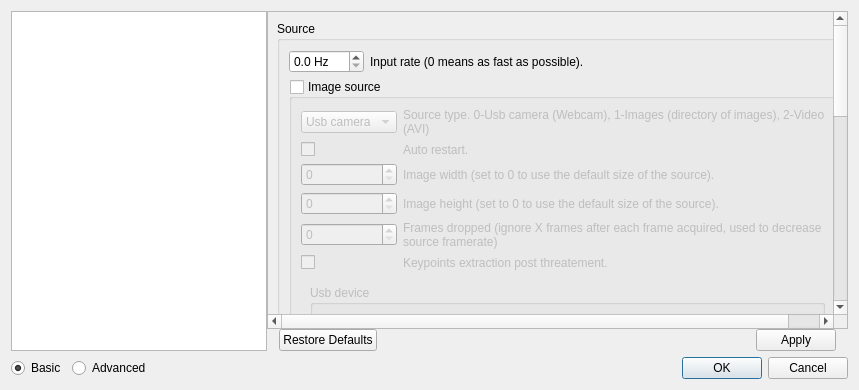
First picture: the form in guilib/src/ui/preferencesDialog.ui, repository introlab/rtabmap, before the edit.
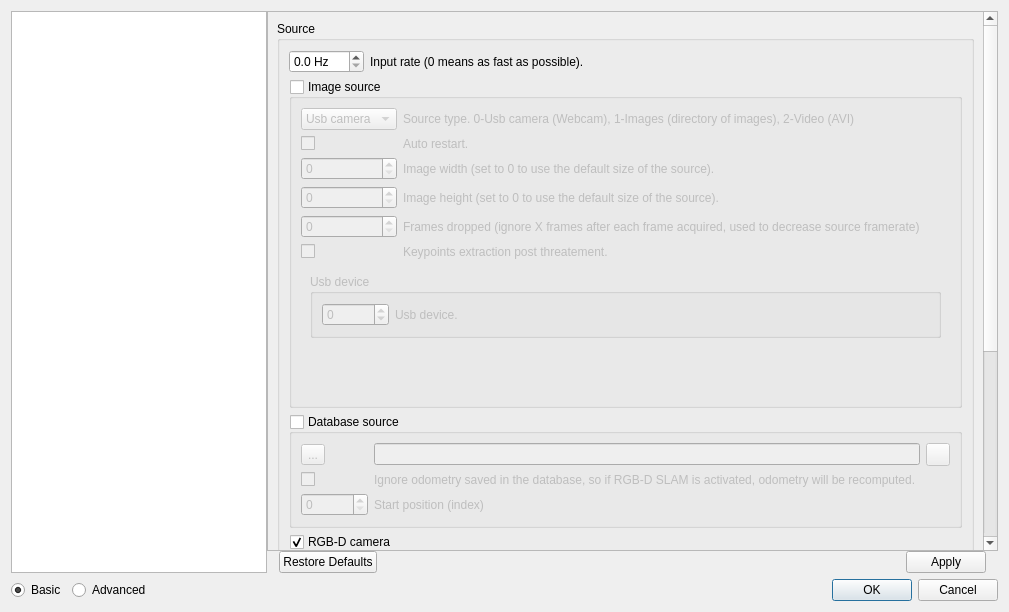
Second picture: the form after the edit. The open tabs and pages were chosen to show the change. Icons and pictures are not drawn. Custom widgets are drawn as their Qt base class.

Commit message: Added Freenect camera source

Patch:
```diff
--- a/guilib/src/ui/preferencesDialog.ui
+++ b/guilib/src/ui/preferencesDialog.ui
@@ -6,8 +6,8 @@
    <rect>
     <x>0</x>
     <y>0</y>
-    <width>859</width>
-    <height>390</height>
+    <width>1009</width>
+    <height>612</height>
    </rect>
   </property>
   <property name="sizePolicy">
@@ -63,9 +63,9 @@
           <property name="geometry">
            <rect>
             <x>0</x>
-            <y>0</y>
-            <width>560</width>
-            <height>632</height>
+            <y>-271</y>
+            <width>711</width>
+            <height>795</height>
            </rect>
           </property>
           <layout class="QVBoxLayout" name="verticalLayout_16">
@@ -1521,7 +1521,7 @@
                     <item>
                      <widget class="QGroupBox" name="groupBox_sourceOpenni">
                       <property name="title">
-                       <string>OpenNI camera (RGB-D)</string>
+                       <string>RGB-D camera</string>
                       </property>
                       <property name="checkable">
                        <bool>true</bool>
```
Left out of the diff: 37 changed lines with no effect on the pictures. The commit also changes 13 other files.
